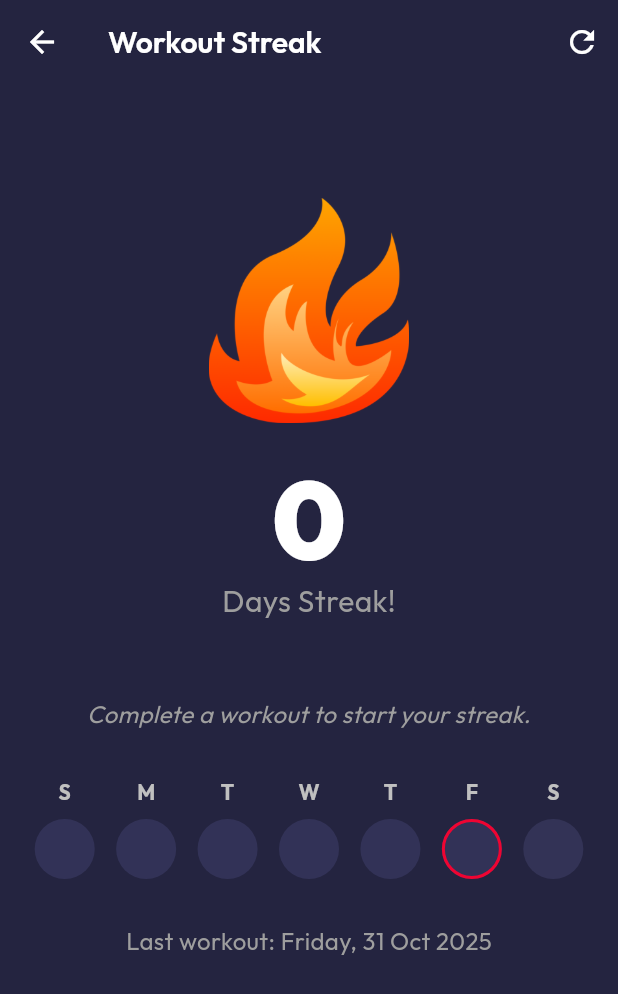
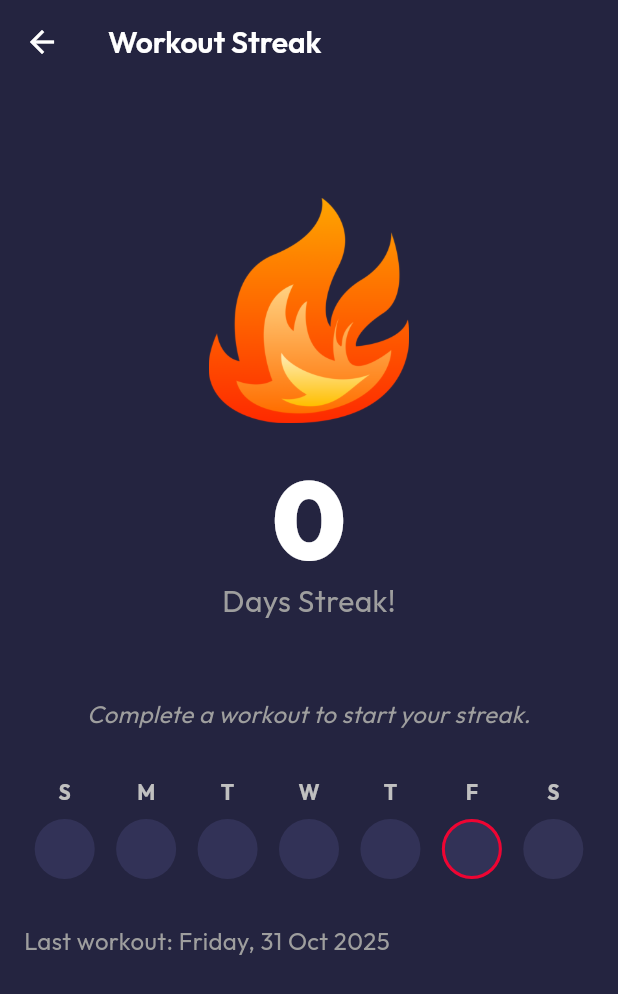
Before and after one commit to MuhammadSuheil/GymBros, a Flutter app: the StreakScreen screen opened directly, on a phone screen of 412 x 824 dp. Shown: the top 994 px of the screen. Run offline on Flutter 3.47's test engine with Material 3 defaults, Android fonts, the light colour scheme and no system bars; our stand-ins replace cloud_firestore, firebase_auth, firebase_core, flutter_local_notifications, google_fonts, supabase_flutter and 1 more; accounts and stored records are empty; generated files the repository leaves out were written again; network calls fail.

Commit message:
feat: Auto fetch data on streak_screen and Login and Register Screen styling update

```diff
--- a/lib/data/models/workout_session_model.dart
+++ b/lib/data/models/workout_session_model.dart
@@ -1,15 +1,14 @@
 import 'package:cloud_firestore/cloud_firestore.dart';
 
-// Model untuk merepresentasikan satu dokumen sesi latihan dari Firestore
 class WorkoutSessionModel {
-  final String id; // ID Dokumen Firestore
+  final String id;
   final String userId;
   final DateTime startTime;
   final DateTime endTime;
   final int durationSeconds;
   final List<dynamic> sets;
-  final String? notes; // Field sudah ada
-  final double? bodyWeight; // Field sudah ada
+  final String? notes;
+  final double? bodyWeight;
 
   WorkoutSessionModel({
     required this.id,
--- a/lib/features/streak/view/streak_screen.dart
+++ b/lib/features/streak/view/streak_screen.dart
@@ -4,45 +4,56 @@ import 'package:intl/intl.dart';
 import '../viewmodel/streak_viewmodel.dart';
 import '../../../core/constants/app_colors.dart';
 
-class StreakScreen extends StatelessWidget {
+class StreakScreen extends StatefulWidget {
   const StreakScreen({super.key});
+
+  @override
+  State<StreakScreen> createState() => _StreakScreenState();
+}
+
+class _StreakScreenState extends State<StreakScreen> {
+  Future<void> _fetchStreakData() async {
+    await Provider.of<StreakViewModel>(context, listen: false).fetchAllStreakData();
+  }
+
+  @override
+  void initState() {
+    super.initState();
+    WidgetsBinding.instance.addPostFrameCallback((_) {
+      _fetchStreakData();
+    });
+  }
 
   @override
   Widget build(BuildContext context) {
     return Scaffold(
       appBar: AppBar(
         title: const Text('Workout Streak'),
-        actions: [
-           IconButton(
-             icon: const Icon(Icons.refresh),
-             tooltip: 'Reload Streak',
-             onPressed: () => context.read<StreakViewModel>().fetchAllStreakData(),
-           ),
-         ],
       ),
       body: Consumer<StreakViewModel>(
         builder: (context, viewModel, child) {
-          if (viewModel.state == StreakState.Loading) {
+          return RefreshIndicator(
+            onRefresh: _fetchStreakData,
+            color: AppColors.primary,
+            backgroundColor: AppColors.surface,
+            child: Builder(
+              builder: (context) {
+                if (viewModel.state == StreakState.Loading && viewModel.currentStreak == 0) {
                   return const Center(child: CircularProgressIndicator());
                 }
                 if (viewModel.state == StreakState.Error) {
                    return Center(child: Text('Error loading streak: ${viewModel.errorMessage}'));
                 }
-
-          // --- UI BARU ---
                 return Padding(
                   padding: const EdgeInsets.all(16.0),
-            child: Column(
-              mainAxisAlignment: MainAxisAlignment.start, // Mulai dari atas
+                  child: ListView(
                     children: [
                       const SizedBox(height: 20),
-                // 1. Tampilan Angka Streak & Ikon Api
                       Column(
                         mainAxisAlignment: MainAxisAlignment.center,
                         crossAxisAlignment: CrossAxisAlignment.center,
                         children: [
                           SizedBox(height: 40,),
-                    // Ganti dengan gambar api Anda nanti
                           Image.asset('assets/images/fire.png', height: 150,),
                           const SizedBox(width: 16),
                           Column(
@@ -63,8 +74,6 @@ class StreakScreen extends StatelessWidget {
                       ),
                       const SizedBox(height: 30),
                       const SizedBox(height: 20),
-
-                // 2. Teks Info Tambahan
                       Text(
                         viewModel.currentStreak > 0
                           ? 'Your streak is active! Keep it up!'
@@ -73,17 +82,13 @@ class StreakScreen extends StatelessWidget {
                         textAlign: TextAlign.center,
                       ),
                       const SizedBox(height: 30),
-
-                // 3. Kalender Mingguan (7 Lingkaran)
                       _buildWeeklyCalendar(
                          context,
                          viewModel.workoutDates,
                          viewModel.currentStreak,
                          viewModel.lastWorkoutDate
                       ),
-
                       const SizedBox(height: 30),
-                // 4. Info Tanggal Terakhir
                       if (viewModel.lastWorkoutDate != null)
                          Text(
                            'Last workout: ${DateFormat('EEEE, d MMM yyyy', 'en_US').format(viewModel.lastWorkoutDate!)}',
@@ -97,35 +102,29 @@ class StreakScreen extends StatelessWidget {
                     ],
                   ),
                 );
-          // --- AKHIR UI BARU ---
+              }
+            ),
+          );
         },
       ),
     );
   }
 
-  // Helper untuk membangun 7 lingkaran kalender
+
   Widget _buildWeeklyCalendar(BuildContext context, List<DateTime> workoutDates, int currentStreak, DateTime? lastWorkoutDate) {
-    final List<String> weekDayLabels = ['S', 'M', 'T', 'W', 'T', 'F', 'S']; // Minggu - Sabtu
+    final List<String> weekDayLabels = ['S', 'M', 'T', 'W', 'T', 'F', 'S'];
     final DateTime today = DateTime(DateTime.now().year, DateTime.now().month, DateTime.now().day);
-
-    // Temukan hari Minggu di awal minggu ini
-    // DateTime.sunday = 7. (today.weekday % 7) akan 0 untuk Minggu, 1 untuk Senin, ... 6 untuk Sabtu
     final int daysSinceSunday = today.weekday % 7;
     final DateTime startOfWeek = today.subtract(Duration(days: daysSinceSunday));
-
-    // Normalisasi tanggal workout sekali saja
     final Set<DateTime> normalizedWorkoutDates = workoutDates.map((d) => DateTime(d.year, d.month, d.day)).toSet();
     final DateTime? normalizedLastWorkoutDate = lastWorkoutDate != null
         ? DateTime(lastWorkoutDate.year, lastWorkoutDate.month, lastWorkoutDate.day)
         : null;
-
     return Row(
       mainAxisAlignment: MainAxisAlignment.spaceAround,
       children: List.generate(7, (index) {
         final DateTime dayToDisplay = startOfWeek.add(Duration(days: index));
         final String label = weekDayLabels[index];
-
-        // Tentukan status lingkaran
         final bool isToday = dayToDisplay == today;
         final bool didWorkout = normalizedWorkoutDates.contains(dayToDisplay);
         final bool isFuture = dayToDisplay.isAfter(today);
@@ -139,38 +138,31 @@ class StreakScreen extends StatelessWidget {
         }
         Color circleColor;
         Widget circleChild = Container();
-        Border border = Border.all(color: Colors.transparent, width: 2.0); // Default border transparan
+        Border border = Border.all(color: Colors.transparent, width: 2.0);
 
         if (isToday) {
           if (didWorkout) {
-             // Sudah workout hari ini
              circleChild = const Icon(Icons.local_fire_department, color: Colors.white, size: 20);
-             circleColor = const Color.fromARGB(255, 255, 102, 64); // Api
-             border = Border.all(color: AppColors.primary, width: 2.0); // Border biru (aktif)
+             circleColor = const Color.fromARGB(255, 255, 102, 64);
+             border = Border.all(color: AppColors.primary, width: 2.0);
           } else {
-             // FITUR BARU: Belum workout hari ini
              circleChild = Container();
-             circleColor = AppColors.surface; // Warna surface
-             border = Border.all(color: AppColors.error, width: 2.0); // Outline merah
+             circleColor = AppColors.surface;
+             border = Border.all(color: AppColors.error, width: 2.0);
           }
         }
-        // Logika untuk hari-hari lain
         else if (isFuture) {
-           circleColor = AppColors.divider.withOpacity(0.2); // Masa depan
+           circleColor = AppColors.divider.withOpacity(0.2);
         } else if (didWorkout) {
            circleChild = const Icon(Icons.local_fire_department, color: Colors.white, size: 20);
-           circleColor = const Color.fromARGB(255, 255, 102, 64); // Api
+           circleColor = const Color.fromARGB(255, 255, 102, 64);
         } else if (isToleranceDay) {
            circleChild = Container();
-           circleColor = const Color.fromARGB(255, 198, 35, 2); // Toleransi (merah)
+           circleColor = const Color.fromARGB(255, 198, 35, 2);
         } else {
-           circleColor = AppColors.surface; // Kosong (putih/abu)
+           circleColor = AppColors.surface;
         }
-        // --- AKHIR PERBAIKAN LOGIKA ---
 
-
-
-        // Buat UI Lingkaran
         return Column(
           children: [
              Text(label, style: TextStyle(fontWeight: FontWeight.bold, color: AppColors.textSecondary)),
@@ -182,7 +174,7 @@ class StreakScreen extends StatelessWidget {
                  shape: BoxShape.circle,
                  color: circleColor,
                  border: Border.all(
-                   color: dayToDisplay == today ? AppColors.primary : Colors.transparent, // Border untuk hari ini
+                   color: dayToDisplay == today ? AppColors.primary : Colors.transparent,
                    width: 2.0,
                  )
                ),
```
Also changed, not shown: lib/core/theme/app_theme.dart (+5 -5 lines), lib/features/auth/view/login_screen.dart (+65 -6 lines), lib/features/auth/view/register_screen.dart (+45 -7 lines), lib/features/exercise_detail/view/exercise_detail_screen.dart (+9 -8 lines), lib/main.dart (+3 -5 lines). Lines whose indentation alone changed are shown as unchanged.
